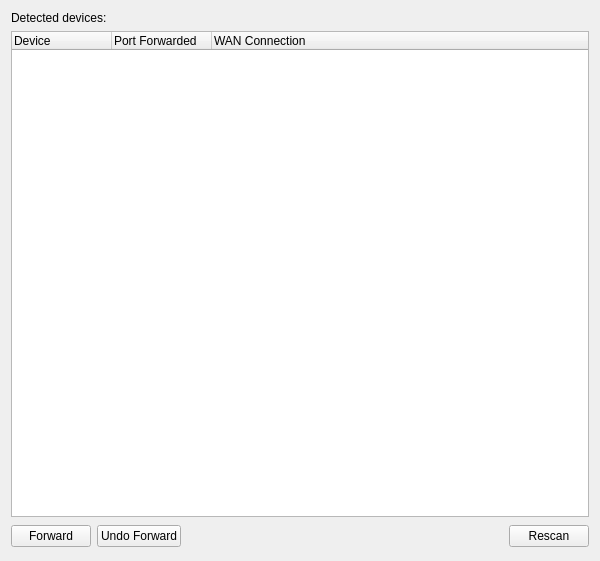
First picture: the form in plugins/upnp/upnpwidget.ui, repository KDE/ktorrent, before the edit.
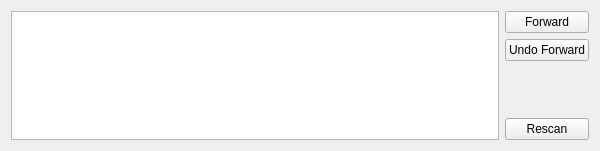
Second picture: the form after the edit.

```diff
--- a/plugins/upnp/upnpwidget.ui
+++ b/plugins/upnp/upnpwidget.ui
@@ -6,44 +6,18 @@
     <x>0</x>
     <y>0</y>
     <width>600</width>
-    <height>561</height>
+    <height>151</height>
    </rect>
   </property>
   <property name="windowTitle" >
    <string>UPnP</string>
   </property>
-  <layout class="QVBoxLayout" >
+  <layout class="QHBoxLayout" name="horizontalLayout" >
    <item>
-    <widget class="QLabel" name="textLabel1" >
-     <property name="text" >
-      <string>Detected devices:</string>
-     </property>
-     <property name="wordWrap" >
-      <bool>false</bool>
-     </property>
-    </widget>
+    <widget class="QTreeView" name="m_devices" />
    </item>
    <item>
-    <widget class="QTreeWidget" name="m_devices" >
-     <column>
-      <property name="text" >
-       <string>Device</string>
-      </property>
-     </column>
-     <column>
-      <property name="text" >
-       <string>Port Forwarded</string>
-      </property>
-     </column>
-     <column>
-      <property name="text" >
-       <string>WAN Connection</string>
-      </property>
-     </column>
-    </widget>
-   </item>
-   <item>
-    <layout class="QHBoxLayout" >
+    <layout class="QVBoxLayout" name="verticalLayout" >
      <item>
       <widget class="QPushButton" name="m_forward" >
        <property name="text" >
@@ -59,17 +33,14 @@
       </widget>
      </item>
      <item>
-      <spacer>
+      <spacer name="verticalSpacer" >
        <property name="orientation" >
-        <enum>Qt::Horizontal</enum>
+        <enum>Qt::Vertical</enum>
        </property>
-       <property name="sizeType" >
-        <enum>QSizePolicy::Expanding</enum>
-       </property>
-       <property name="sizeHint" >
+       <property name="sizeHint" stdset="0" >
         <size>
-         <width>271</width>
-         <height>27</height>
+         <width>20</width>
+         <height>40</height>
         </size>
        </property>
       </spacer>
```
